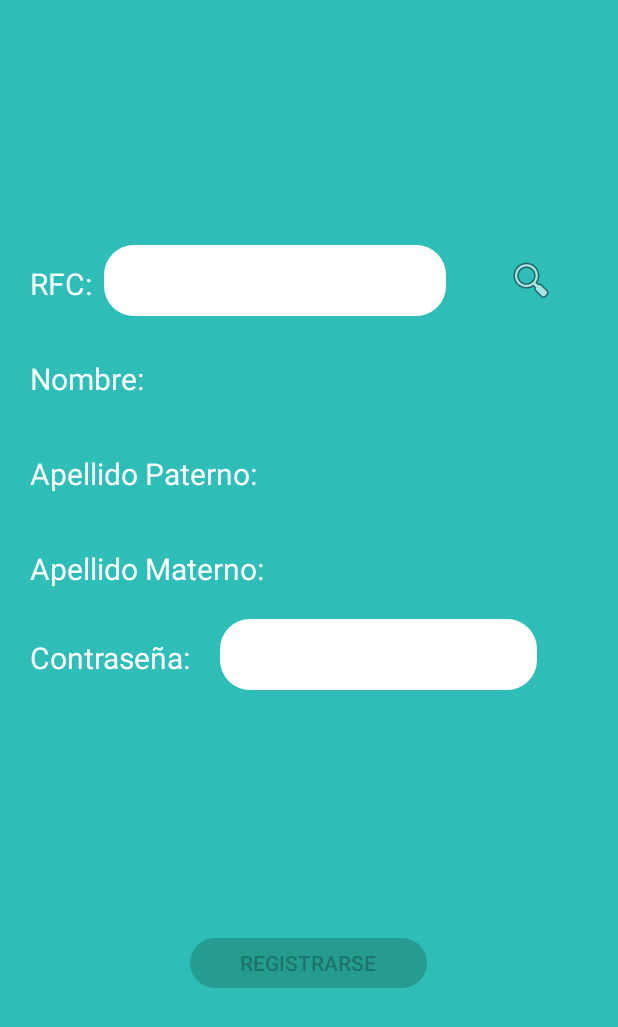
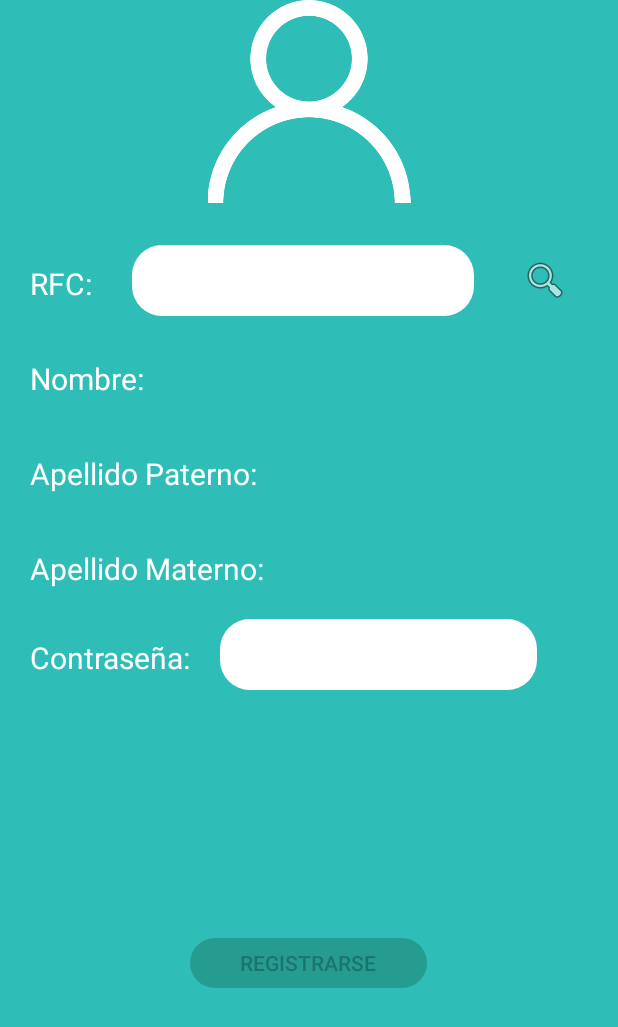
Before and after one commit to HectorMedina124/AppPermisos2, an Android app: the Registro_Activity screen opened directly, with no data from a screen before it, on a phone screen of 412 x 824 dp. Shown: the top 1027 px of the screen. Run offline under Robolectric (Android 15) with nearby library versions, the phone set to English and light mode, and no system bars; our stand-ins replace Volley; network calls fail.

Commit message:
imagen registro fix

```diff
--- a/app/src/main/res/layout/activity_registro_.xml
+++ b/app/src/main/res/layout/activity_registro_.xml
@@ -24,7 +24,7 @@
             android:layout_height="135dp"
             android:layout_gravity="center"
             android:contentDescription="@string/imagen_usuario"
-            tools:srcCompat="@drawable/user_white" />
+            android:src="@drawable/user_white" />
     </FrameLayout>
 
 
@@ -49,7 +49,7 @@
         android:importantForAutofill="no"
         android:inputType="textPersonName"
         app:layout_constraintEnd_toEndOf="parent"
-        app:layout_constraintHorizontal_bias="0.065"
+        app:layout_constraintHorizontal_bias="0.22"
         app:layout_constraintStart_toEndOf="@+id/textNombre5"
         app:layout_constraintTop_toBottomOf="@+id/frameLayout7"
         tools:ignore="LabelFor"
```
